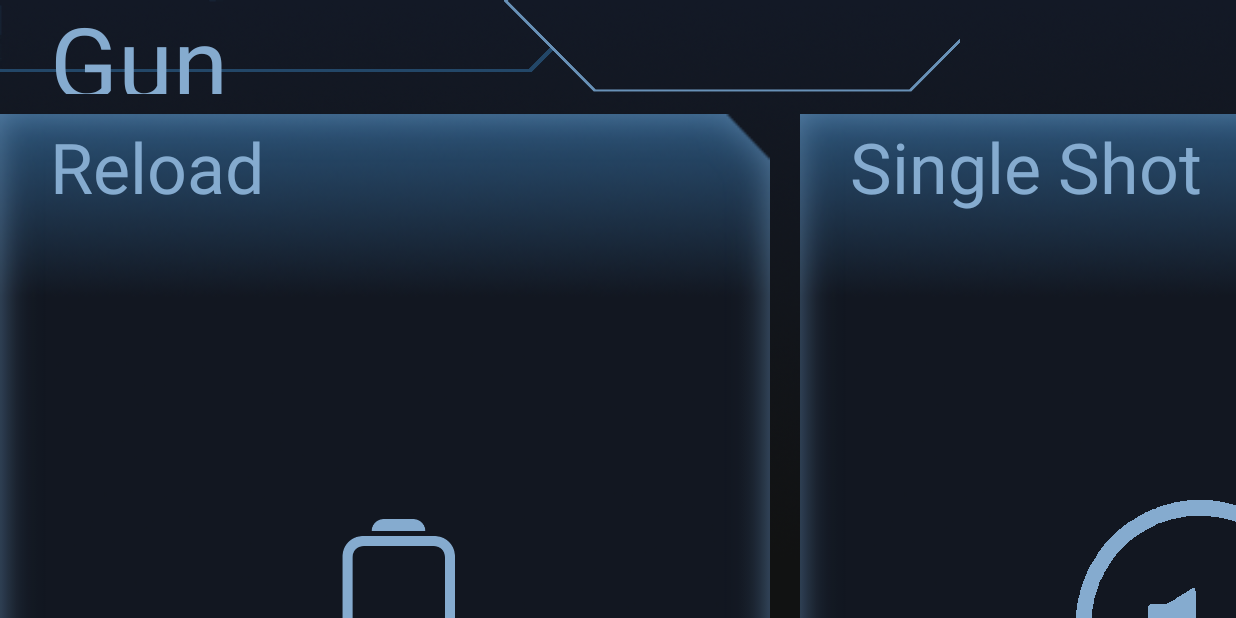
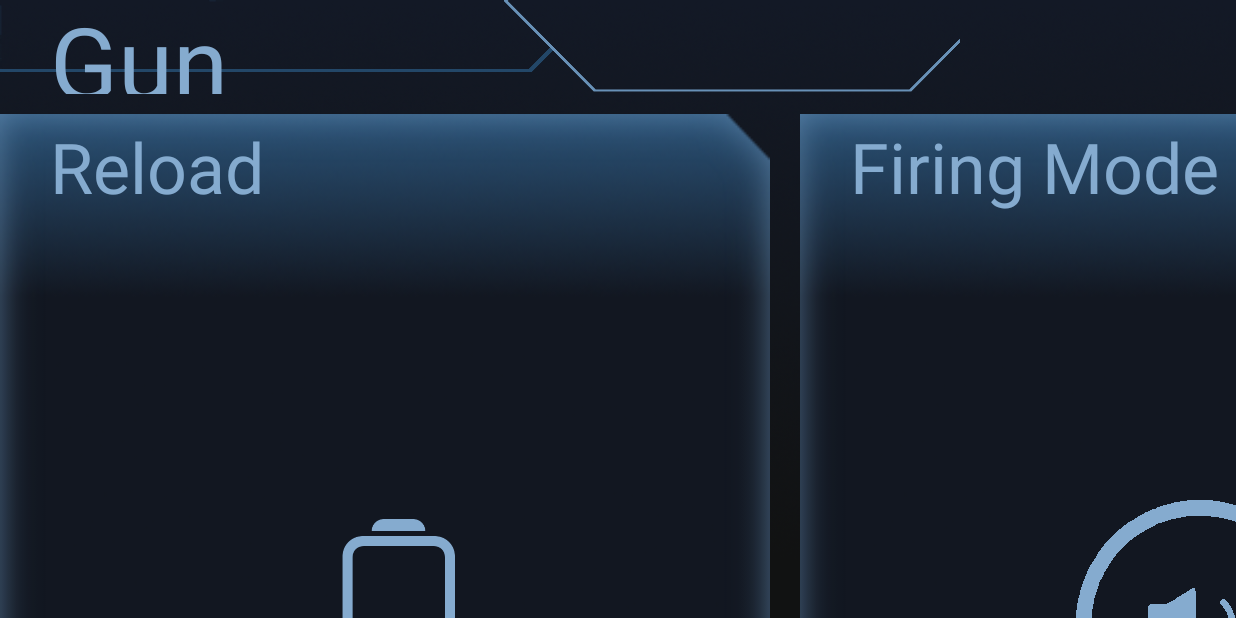
Before and after one commit to SFU-Embedded-Cosplay/Halo-Suit-Android, an Android app: the fragment GunFragment placed in its activity, on a phone screen of 824 x 412 dp (held sideways). Run offline under Robolectric (Android 15) with nearby library versions, the phone set to English and light mode, and no system bars; pictures from the network do not load; 1 statement that could not run was skipped.

Commit message:
Make a single Firing Mode button, that toggles between single and full auto firing modes (with changing icon to indicate mode)

```diff
--- a/app/src/main/java/com/haloproject/projectspartanv2/Fragments/GunFragment.java
+++ b/app/src/main/java/com/haloproject/projectspartanv2/Fragments/GunFragment.java
@@ -13,6 +13,7 @@ import com.haloproject.bluetooth.AndroidBlueUart;
 import com.haloproject.bluetooth.DeviceHandlerCollection;
 import com.haloproject.projectspartanv2.MainActivity;
 import com.haloproject.projectspartanv2.R;
+import com.haloproject.projectspartanv2.view.MainButton;
 import com.haloproject.projectspartanv2.view.TopBar;
 
 import java.util.ArrayList;
@@ -28,6 +29,9 @@ public class GunFragment extends Fragment implements AndroidBlueUart.Callback {
 
     private static final String ANDROID_BLUE_UART_KEY = "androidBlueUart";
     private static final String DEVICE_HANDLER_COLLECTION_KEY = "deviceHandlerCollection";
+
+    // false for full auto, true for single shot
+    private boolean firingMode = false;
 
     public static GunFragment newInstance(DeviceHandlerCollection mDeviceHandlerCollection) {
         GunFragment fragment = new GunFragment();
@@ -56,28 +60,31 @@ public class GunFragment extends Fragment implements AndroidBlueUart.Callback {
         reloadButton.setOnClickListener(new View.OnClickListener() {
             @Override
             public void onClick(View v) {
-                Log.d("GunFragment", "Reload clicked");
-                //TODO: send "Reload" text command
+                Log.d("GunFragment", "Reload");
                 sendString("Reload");
             }
         });
 
-        View singleShotButton = view.findViewById(R.id.singleShotButton);
-        singleShotButton.setOnClickListener(new View.OnClickListener() {
+        View firingModeButton = view.findViewById(R.id.firingModeButton);
+        firingModeButton.setOnClickListener(new View.OnClickListener() {
             @Override
             public void onClick(View v) {
-                Log.d("GunFragment", "Single shot clicked");
-                //TODO: send Single Shot Mode text command
-                sendString("FiringMode");
-            }
-        });
+                MainButton button = (MainButton) v;
+                if (firingMode) {
+                    firingMode = false;
+                    sendString("FullAuto");
+                    button.setIcon(getResources().getDrawable(R.drawable.speaker_on_icon));
+                    button.invalidate();
+                    Log.d("GunFragment", "Full auto");
+                }
+                else {
+                    firingMode = true;
+                    sendString("SingleShot");
+                    button.setIcon(getResources().getDrawable(R.drawable.speaker_off_icon));
+                    button.invalidate();
+                    Log.d("GunFragment", "Single shot");
+                }
 
-        View fullAutoButton = view.findViewById(R.id.fullAutoButton);
-        fullAutoButton.setOnClickListener(new View.OnClickListener() {
-            @Override
-            public void onClick(View v) {
-                Log.d("GunFragment", "Full auto clicked");
-                //TODO: send Full Auto Mode text command
             }
         });
 
--- a/app/src/main/res/layout/fragment_gun.xml
+++ b/app/src/main/res/layout/fragment_gun.xml
@@ -30,31 +30,13 @@
 
         <view
             class="com.haloproject.projectspartanv2.view.MainButton"
-            app:Text="Single Shot"
-            app:Icon="@drawable/speaker_off_icon"
-            android:layout_width="800px"
-            android:layout_height="1000px"
-            android:paddingRight="30px"
-            android:paddingTop="20px"
-            android:id="@+id/singleShotButton" />
-
-    </LinearLayout>
-
-    <LinearLayout
-        android:orientation="vertical"
-        android:layout_width="wrap_content"
-        android:layout_height="match_parent"
-        android:layout_gravity="center_vertical">
-
-        <view
-            class="com.haloproject.projectspartanv2.view.MainButton"
-            app:Text="Full Auto"
+            app:Text="Firing Mode"
             app:Icon="@drawable/speaker_on_icon"
             android:layout_width="800px"
             android:layout_height="1000px"
             android:paddingRight="30px"
             android:paddingTop="20px"
-            android:id="@+id/fullAutoButton" />
+            android:id="@+id/firingModeButton" />
 
     </LinearLayout>
 
```
